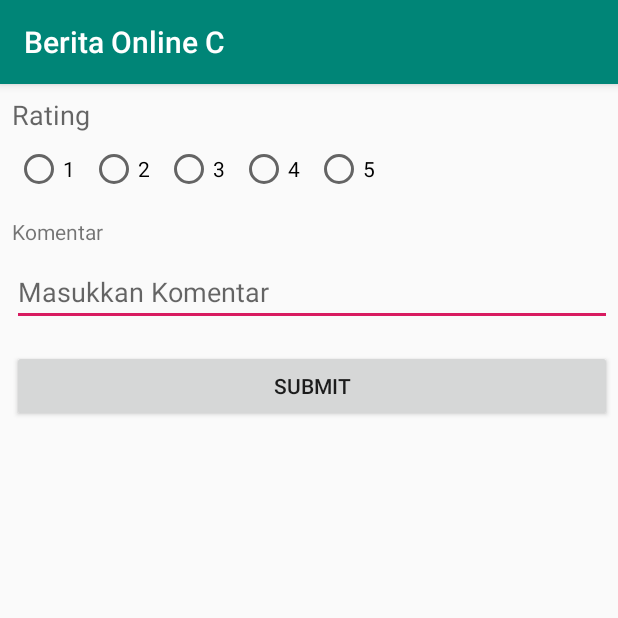
After one commit to arnoldarmandosuwuh/BeritaOnlineC, an Android app: the FeedbackActivity screen opened directly, with no data from a screen before it, on a phone screen of 412 x 824 dp, the top half of it. The commit adds this screen. Run offline under Robolectric (Android 15) with nearby library versions, the phone set to English and light mode, and no system bars; network calls fail.

Commit message:
feedback

```diff
--- a/app/src/main/AndroidManifest.xml
+++ b/app/src/main/AndroidManifest.xml
@@ -12,6 +12,7 @@
         android:supportsRtl="true"
         android:theme="@style/AppTheme"
         android:usesCleartextTraffic="true">
+        <activity android:name=".FeedbackActivity" />
         <activity android:name=".NewsDetailActivity" />
         <activity android:name=".RegistrasiActivity" />
         <activity android:name=".LoginActivity" />
--- /dev/null
+++ b/app/src/main/java/its/papsi/beritaonlinec/FeedbackActivity.java
@@ -0,0 +1,15 @@
+package its.papsi.beritaonlinec;
+
+import androidx.appcompat.app.AppCompatActivity;
+
+import android.os.Bundle;
+
+public class FeedbackActivity extends AppCompatActivity {
+
+    @Override
+    protected void onCreate(Bundle savedInstanceState) {
+        super.onCreate(savedInstanceState);
+        setContentView(R.layout.activity_feedback);
+
+    }
+}
--- a/app/src/main/java/its/papsi/beritaonlinec/fragment/UserFragment.java
+++ b/app/src/main/java/its/papsi/beritaonlinec/fragment/UserFragment.java
@@ -15,6 +15,7 @@ import android.view.ViewGroup;
 import android.widget.Button;
 import android.widget.TextView;
 
+import its.papsi.beritaonlinec.FeedbackActivity;
 import its.papsi.beritaonlinec.LoginActivity;
 import its.papsi.beritaonlinec.R;
 import its.papsi.beritaonlinec.SessionManager;
@@ -25,7 +26,7 @@ import its.papsi.beritaonlinec.SessionManager;
 public class UserFragment extends Fragment {
 
     private TextView tvUserId;
-    private Button btnLogout;
+    private Button btnLogout, btnFeedback;
     private SessionManager sessionManager;
 
     public UserFragment() {
@@ -46,10 +47,19 @@ public class UserFragment extends Fragment {
 
         tvUserId = view.findViewById(R.id.tv_user_id);
         btnLogout = view.findViewById(R.id.btn_logout);
+        btnFeedback = view.findViewById(R.id.btn_feedback);
 
         sessionManager = new SessionManager(getContext());
 
         tvUserId.setText("User Id : " + sessionManager.getUserId());
+
+        btnFeedback.setOnClickListener(new View.OnClickListener() {
+            @Override
+            public void onClick(View v) {
+                Intent intent = new Intent(getContext(), FeedbackActivity.class);
+                startActivity(intent);
+            }
+        });
         btnLogout.setOnClickListener(new View.OnClickListener() {
             @Override
             public void onClick(View v) {
--- /dev/null
+++ b/app/src/main/res/layout/activity_feedback.xml
@@ -0,0 +1,99 @@
+<?xml version="1.0" encoding="utf-8"?>
+<androidx.constraintlayout.widget.ConstraintLayout xmlns:android="http://schemas.android.com/apk/res/android"
+    xmlns:app="http://schemas.android.com/apk/res-auto"
+    xmlns:tools="http://schemas.android.com/tools"
+    android:layout_width="match_parent"
+    android:layout_height="match_parent"
+    tools:context=".FeedbackActivity">
+
+    <TextView
+        android:id="@+id/textView"
+        android:layout_width="wrap_content"
+        android:layout_height="wrap_content"
+        android:layout_marginStart="8dp"
+        android:layout_marginTop="8dp"
+        android:text="Rating"
+        android:textAppearance="@style/TextAppearance.AppCompat.Medium"
+        app:layout_constraintStart_toStartOf="parent"
+        app:layout_constraintTop_toTopOf="parent" />
+
+    <RadioGroup
+        android:id="@+id/rgRating"
+        android:layout_width="match_parent"
+        android:layout_height="wrap_content"
+        android:layout_marginTop="8dp"
+        android:layout_marginEnd="8dp"
+        android:orientation="horizontal"
+        app:layout_constraintEnd_toEndOf="parent"
+        app:layout_constraintStart_toStartOf="@+id/textView"
+        app:layout_constraintTop_toBottomOf="@+id/textView">
+
+        <RadioButton
+            android:id="@+id/rbRating1"
+            android:layout_width="wrap_content"
+            android:layout_height="wrap_content"
+            android:layout_marginStart="10dp"
+            android:layout_marginEnd="10dp"
+            android:text="1" />
+
+        <RadioButton
+            android:id="@+id/rbRating2"
+            android:layout_width="wrap_content"
+            android:layout_height="wrap_content"
+            android:layout_marginEnd="10dp"
+            android:text="2" />
+
+        <RadioButton
+            android:id="@+id/rbRating3"
+            android:layout_width="wrap_content"
+            android:layout_height="wrap_content"
+            android:layout_marginEnd="10dp"
+            android:text="3" />
+
+        <RadioButton
+            android:id="@+id/rbRating4"
+            android:layout_width="wrap_content"
+            android:layout_height="wrap_content"
+            android:layout_marginEnd="10dp"
+            android:text="4" />
+
+        <RadioButton
+            android:id="@+id/rbRating5"
+            android:layout_width="wrap_content"
+            android:layout_height="wrap_content"
+            android:layout_marginEnd="10dp"
+            android:text="5" />
+    </RadioGroup>
+
+    <TextView
+        android:id="@+id/textView2"
+        android:layout_width="wrap_content"
+        android:layout_height="wrap_content"
+        android:layout_marginTop="16dp"
+        android:text="Komentar"
+        app:layout_constraintStart_toStartOf="@+id/textView"
+        app:layout_constraintTop_toBottomOf="@+id/rgRating" />
+
+    <EditText
+        android:id="@+id/editText"
+        android:layout_width="0dp"
+        android:layout_height="wrap_content"
+        android:layout_marginTop="8dp"
+        android:ems="10"
+        android:gravity="start|top"
+        android:hint="Masukkan Komentar"
+        android:inputType="textMultiLine"
+        app:layout_constraintEnd_toEndOf="@+id/rgRating"
+        app:layout_constraintStart_toStartOf="@+id/textView2"
+        app:layout_constraintTop_toBottomOf="@+id/textView2" />
+
+    <Button
+        android:id="@+id/btnSubmit"
+        android:layout_width="0dp"
+        android:layout_height="wrap_content"
+        android:layout_marginTop="16dp"
+        android:text="Submit"
+        app:layout_constraintEnd_toEndOf="@+id/editText"
+        app:layout_constraintStart_toStartOf="@+id/editText"
+        app:layout_constraintTop_toBottomOf="@+id/editText" />
+</androidx.constraintlayout.widget.ConstraintLayout>
```
